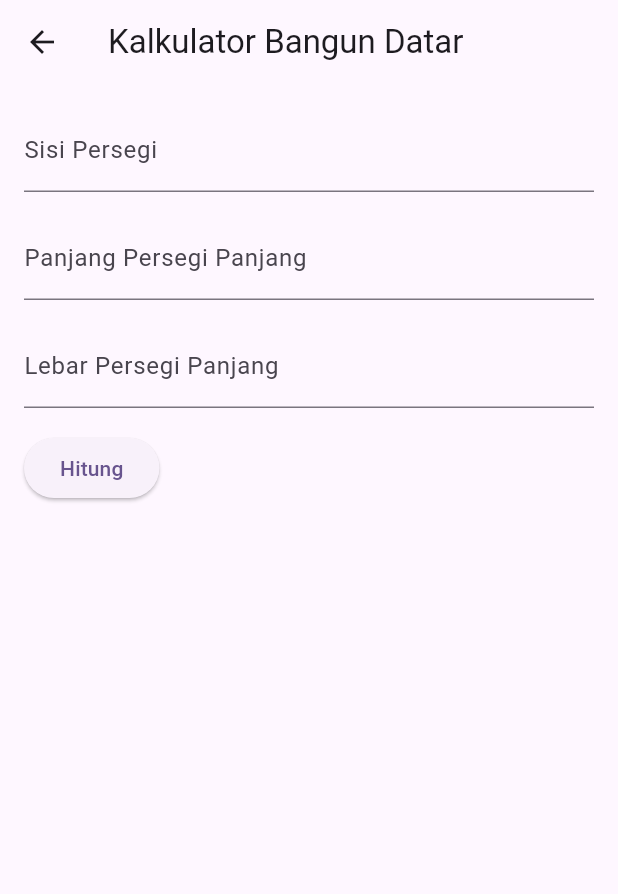
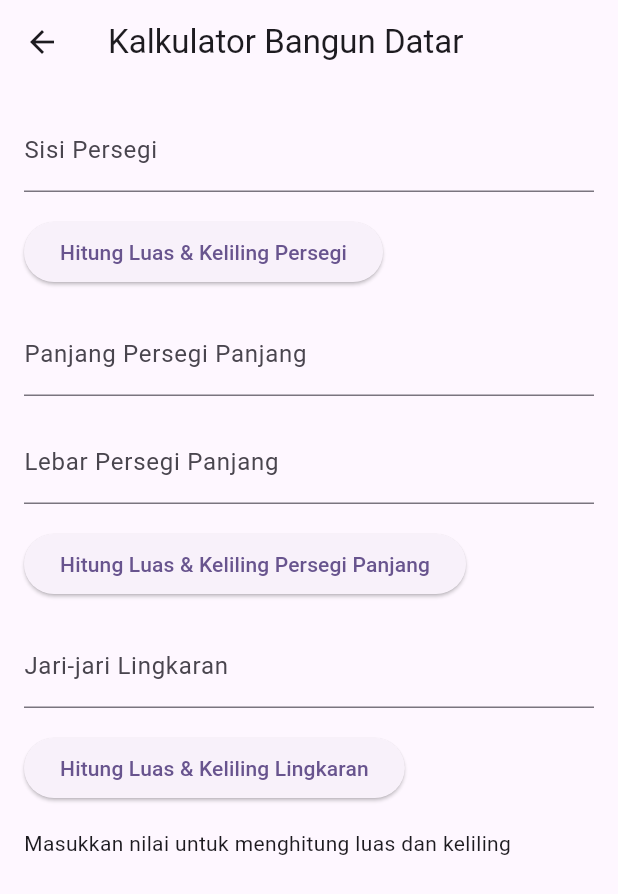
Before and after one commit to M2NVMe/cubitflutter, a Flutter app: the BagundatarUI screen opened directly, on a phone screen of 412 x 824 dp. Shown: the top 894 px of the screen. Run offline on Flutter 3.47's test engine with Material 3 defaults, Android fonts, the phone set to English and light mode, and no system bars; our stand-ins replace bloc, flutter_bloc.

Commit message:
[BA] fix bangundatar

```diff
--- a/lib/bagundatar/bagundatarUI.dart
+++ b/lib/bagundatar/bagundatarUI.dart
@@ -1,6 +1,6 @@
-import 'package:cubitflutter/bagundatar/cubitbagundatar.dart';
 import 'package:flutter/material.dart';
 import 'package:flutter_bloc/flutter_bloc.dart';
+import 'cubitbagundatar.dart';
 
 class BagundatarUI extends StatelessWidget {
   @override
@@ -9,10 +9,7 @@ class BagundatarUI extends StatelessWidget {
       appBar: AppBar(
         title: Text('Kalkulator Bangun Datar'),
       ),
-      body: BlocProvider(
-        create: (context) => BagundatarCubit(),
-        child: BagundatarForm(),
-      ),
+      body: BagundatarForm(),
     );
   }
 }
@@ -21,14 +18,17 @@ class BagundatarForm extends StatelessWidget {
   final TextEditingController sisiController = TextEditingController();
   final TextEditingController panjangController = TextEditingController();
   final TextEditingController lebarController = TextEditingController();
+  final TextEditingController jariJariController = TextEditingController();
 
   @override
   Widget build(BuildContext context) {
     return Padding(
       padding: const EdgeInsets.all(16.0),
+      child: SingleChildScrollView(
         child: Column(
           crossAxisAlignment: CrossAxisAlignment.start,
           children: [
+            // Input for Persegi
             TextField(
               controller: sisiController,
               decoration: InputDecoration(
@@ -37,6 +37,16 @@ class BagundatarForm extends StatelessWidget {
               keyboardType: TextInputType.number,
             ),
             SizedBox(height: 16),
+            ElevatedButton(
+              onPressed: () {
+                final sisi = double.tryParse(sisiController.text) ?? 0;
+                context.read<BagundatarCubit>().hitungPersegi(sisi);
+              },
+              child: Text('Hitung Luas & Keliling Persegi'),
+            ),
+            SizedBox(height: 16),
+
+            // Input for Persegi Panjang
             TextField(
               controller: panjangController,
               decoration: InputDecoration(
@@ -55,36 +65,65 @@ class BagundatarForm extends StatelessWidget {
             SizedBox(height: 16),
             ElevatedButton(
               onPressed: () {
-              final sisi = double.tryParse(sisiController.text) ?? 0;
                 final panjang = double.tryParse(panjangController.text) ?? 0;
                 final lebar = double.tryParse(lebarController.text) ?? 0;
-              context.read<BagundatarCubit>().hitungPersegi(sisi);
                 context
                     .read<BagundatarCubit>()
                     .hitungPersegiPanjang(panjang, lebar);
               },
-            child: Text('Hitung'),
+              child: Text('Hitung Luas & Keliling Persegi Panjang'),
             ),
             SizedBox(height: 16),
+
+            // Input for Lingkaran
+            TextField(
+              controller: jariJariController,
+              decoration: InputDecoration(
+                labelText: 'Jari-jari Lingkaran',
+              ),
+              keyboardType: TextInputType.number,
+            ),
+            SizedBox(height: 16),
+            ElevatedButton(
+              onPressed: () {
+                final jariJari = double.tryParse(jariJariController.text) ?? 0;
+                context.read<BagundatarCubit>().hitungLingkaran(jariJari);
+              },
+              child: Text('Hitung Luas & Keliling Lingkaran'),
+            ),
+            SizedBox(height: 16),
+
+            // Result Display
             BlocBuilder<BagundatarCubit, BagundatarState>(
               builder: (context, state) {
                 if (state is BagundatarCalculated) {
                   return Column(
                     crossAxisAlignment: CrossAxisAlignment.start,
                     children: [
+                      if (state.luasPersegi != 0) ...[
                         Text('Luas Persegi: ${state.luasPersegi}'),
                         Text('Keliling Persegi: ${state.kelilingPersegi}'),
-                    Text('Luas Persegi Panjang: ${state.luasPersegiPanjang}'),
+                      ],
+                      if (state.luasPersegiPanjang != 0) ...[
+                        Text(
+                            'Luas Persegi Panjang: ${state.luasPersegiPanjang}'),
                         Text(
                             'Keliling Persegi Panjang: ${state.kelilingPersegiPanjang}'),
                       ],
+                      if (state.luasLingkaran != 0) ...[
+                        Text('Luas Lingkaran: ${state.luasLingkaran}'),
+                        Text('Keliling Lingkaran: ${state.kelilingLingkaran}'),
+                      ],
+                    ],
                   );
                 }
-              return Container();
+                return Text(
+                    'Masukkan nilai untuk menghitung luas dan keliling');
               },
             ),
           ],
         ),
+      ),
     );
   }
 }
```
Also changed, not shown: lib/bagundatar/cubitbagundatar.dart (+51 -4 lines). Lines whose indentation alone changed are shown as unchanged.
